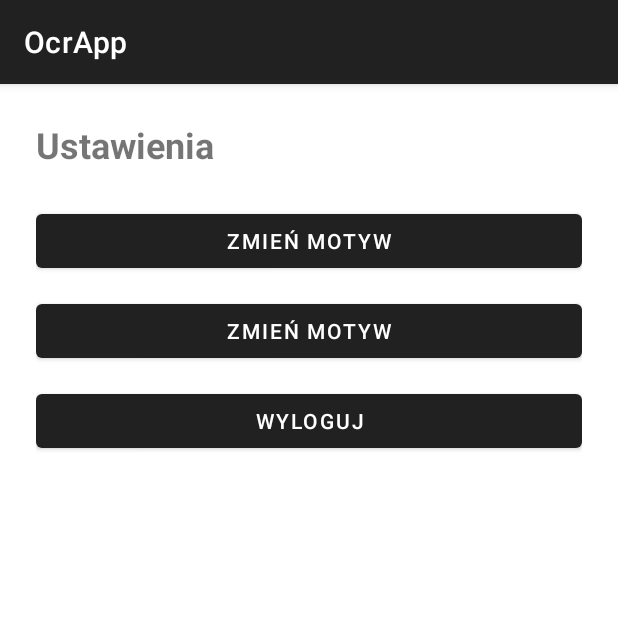
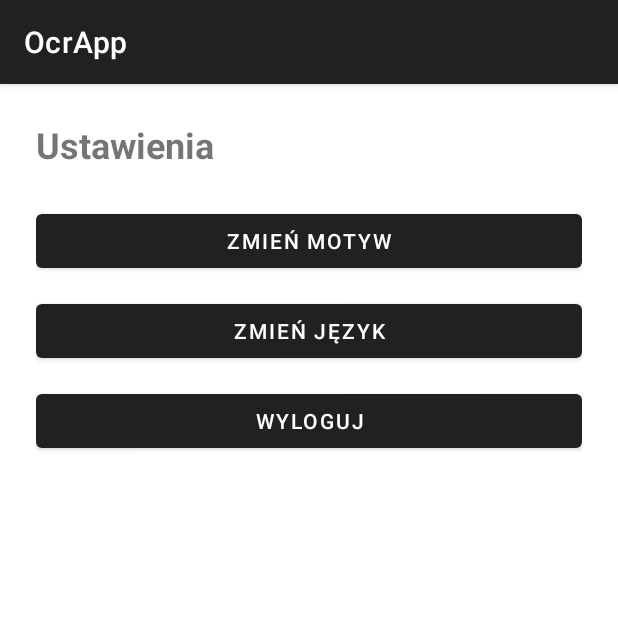
Before and after one commit to Jo3i/Komunikacja-cz-komp, an Android app: the SettingsActivity screen opened directly, with no data from a screen before it, on a phone screen of 412 x 824 dp, the top half of it. Run offline under Robolectric (Android 15) with nearby library versions, the phone set to English and light mode, and no system bars.

Commit message:
Poprawiony git

```diff
--- a/app/src/main/res/layout/activity_settings.xml
+++ b/app/src/main/res/layout/activity_settings.xml
@@ -25,7 +25,7 @@
         android:id="@+id/button_language"
         android:layout_width="match_parent"
         android:layout_height="wrap_content"
-        android:text="@string/change_theme"
+        android:text="@string/change_language"
         android:layout_marginTop="12dp" />
 
     <Button
```
